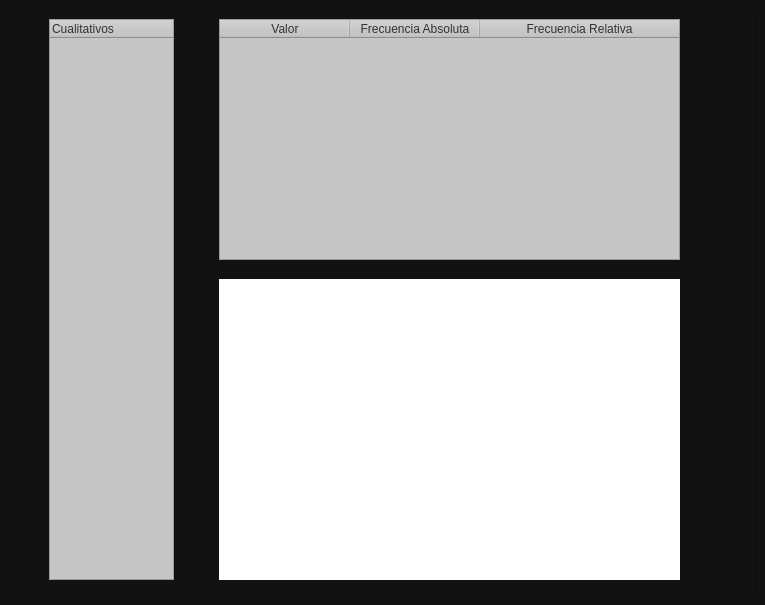
The window that View/viewCualitativas.ui (Eduardo913/Probabilidad_Estadistica) describes before a commit, drawn with Qt 5.
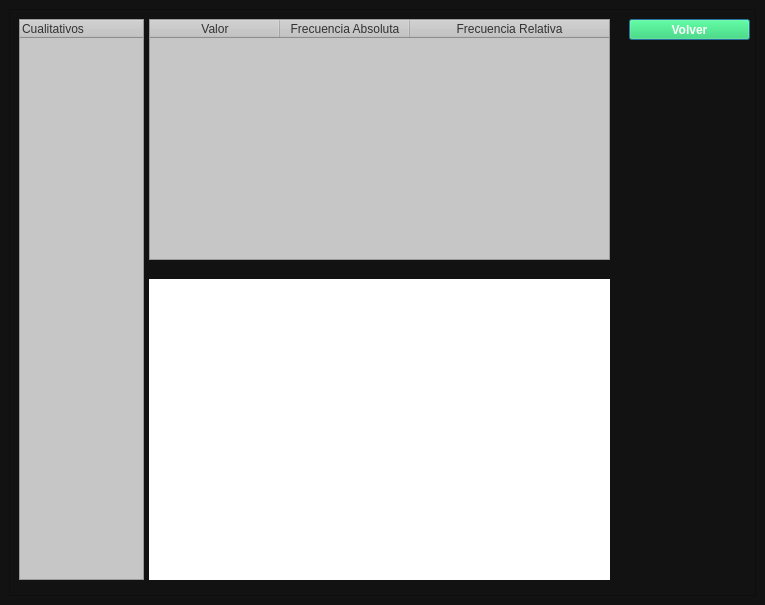
The same window after the commit. Custom widgets are drawn as their Qt base class.

Commit message: implementacion de botones para volver

Diff of the .ui file:
```diff
--- a/View/viewCualitativas.ui
+++ b/View/viewCualitativas.ui
@@ -44,7 +44,7 @@
       <widget class="QTableWidget" name="tableCualitativas">
        <property name="geometry">
         <rect>
-         <x>40</x>
+         <x>10</x>
          <y>10</y>
          <width>125</width>
          <height>561</height>
@@ -120,7 +120,7 @@
       <widget class="MplWidget" name="MplWidget" native="true">
        <property name="geometry">
         <rect>
-         <x>210</x>
+         <x>140</x>
          <y>270</y>
          <width>461</width>
          <height>301</height>
@@ -133,7 +133,7 @@
       <widget class="QTableWidget" name="tableFrecuencia">
        <property name="geometry">
         <rect>
-         <x>210</x>
+         <x>140</x>
          <y>10</y>
          <width>461</width>
          <height>241</height>
@@ -177,6 +177,41 @@
         </property>
        </column>
       </widget>
+      <widget class="QPushButton" name="Volver">
+       <property name="geometry">
+        <rect>
+         <x>620</x>
+         <y>10</y>
+         <width>121</width>
+         <height>21</height>
+        </rect>
+       </property>
+       <property name="cursor">
+        <cursorShape>PointingHandCursor</cursorShape>
+       </property>
+       <property name="styleSheet">
+        <string notr="true">background-color: rgba(30, 215, 96,0.65);
+color: white;
+font:bold;
+
+</string>
+       </property>
+       <property name="text">
+        <string>Volver</string>
+       </property>
+       <property name="checkable">
+        <bool>false</bool>
+       </property>
+       <property name="checked">
+        <bool>false</bool>
+       </property>
+       <property name="default">
+        <bool>true</bool>
+       </property>
+       <property name="flat">
+        <bool>false</bool>
+       </property>
+      </widget>
      </widget>
     </item>
    </layout>
```
The commit also changes 17 other files.
